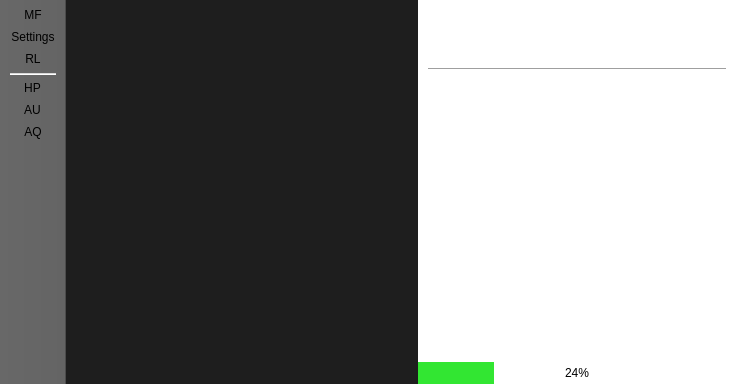
The window that MainWindow.ui (kacerpetr/QRssReader) describes before a commit, drawn with Qt 5.
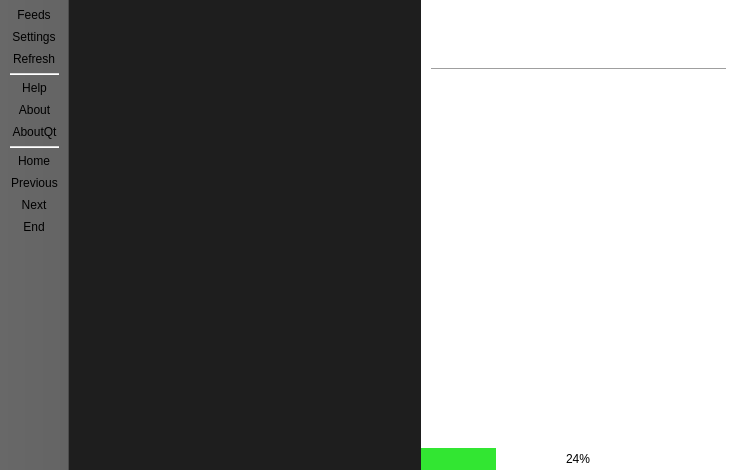
The same window after the commit. Icons and pictures are not drawn.

Patch:
```diff
--- a/MainWindow.ui
+++ b/MainWindow.ui
@@ -7,7 +7,7 @@
     <x>0</x>
     <y>0</y>
     <width>736</width>
-    <height>384</height>
+    <height>470</height>
    </rect>
   </property>
   <property name="windowTitle">
@@ -47,7 +47,10 @@
 	border: 0px;
 	background-color: rgb(50, 230, 50);
 }
-</string>
+
+#toolBar QToolButton:hover{
+	background-color: rgb(70, 70, 70);
+}</string>
   </property>
   <widget class="QWidget" name="centralWidget">
    <layout class="QHBoxLayout" name="horizontalLayout">
@@ -142,7 +145,7 @@
            <x>0</x>
            <y>0</y>
            <width>334</width>
-           <height>341</height>
+           <height>446</height>
           </rect>
          </property>
          <layout class="QVBoxLayout" name="verticalLayout">
@@ -352,16 +355,11 @@
    <addaction name="actionHelp"/>
    <addaction name="actionAbout"/>
    <addaction name="actionAboutQt"/>
-  </widget>
-  <widget class="QMenuBar" name="menuBar">
-   <property name="geometry">
-    <rect>
-     <x>0</x>
-     <y>0</y>
-     <width>736</width>
-     <height>19</height>
-    </rect>
-   </property>
+   <addaction name="separator"/>
+   <addaction name="actionFirst"/>
+   <addaction name="actionPrevious"/>
+   <addaction name="actionNext"/>
+   <addaction name="actionLast"/>
   </widget>
   <action name="actionManageFeeds">
    <property name="icon">
@@ -369,7 +367,7 @@
      <normaloff>:/icons/manage_feeds</normaloff>:/icons/manage_feeds</iconset>
    </property>
    <property name="text">
-    <string>MF</string>
+    <string>Feeds</string>
    </property>
    <property name="toolTip">
     <string>Manage feeds</string>
@@ -381,7 +379,7 @@
      <normaloff>:/icons/help_contents</normaloff>:/icons/help_contents</iconset>
    </property>
    <property name="text">
-    <string>HP</string>
+    <string>Help</string>
    </property>
    <property name="toolTip">
     <string>Application help</string>
@@ -393,7 +391,7 @@
      <normaloff>:/icons/help_about</normaloff>:/icons/help_about</iconset>
    </property>
    <property name="text">
-    <string>AU</string>
+    <string>About</string>
    </property>
    <property name="toolTip">
     <string>About application</string>
@@ -405,7 +403,7 @@
      <normaloff>:/icons/qt5_about</normaloff>:/icons/qt5_about</iconset>
    </property>
    <property name="text">
-    <string>AQ</string>
+    <string>AboutQt</string>
    </property>
    <property name="toolTip">
     <string>About Qt5 framework</string>
@@ -417,7 +415,7 @@
      <normaloff>:/icons/view_refresh</normaloff>:/icons/view_refresh</iconset>
    </property>
    <property name="text">
-    <string>RL</string>
+    <string>Refresh</string>
    </property>
    <property name="toolTip">
     <string>Refresh news</string>
@@ -432,7 +430,43 @@
     <string>Settings</string>
    </property>
    <property name="toolTip">
-    <string>Application settings</string>
+    <string>Settings</string>
+   </property>
+  </action>
+  <action name="actionFirst">
+   <property name="icon">
+    <iconset resource="Icons.qrc">
+     <normaloff>:/icons/arrow_up_double</normaloff>:/icons/arrow_up_double</iconset>
+   </property>
+   <property name="text">
+    <string>Home</string>
+   </property>
+  </action>
+  <action name="actionPrevious">
+   <property name="icon">
+    <iconset resource="Icons.qrc">
+     <normaloff>:/icons/arrow_up</normaloff>:/icons/arrow_up</iconset>
+   </property>
+   <property name="text">
+    <string>Previous</string>
+   </property>
+  </action>
+  <action name="actionNext">
+   <property name="icon">
+    <iconset resource="Icons.qrc">
+     <normaloff>:/icons/arrow_down</normaloff>:/icons/arrow_down</iconset>
+   </property>
+   <property name="text">
+    <string>Next</string>
+   </property>
+  </action>
+  <action name="actionLast">
+   <property name="icon">
+    <iconset resource="Icons.qrc">
+     <normaloff>:/icons/arrow_down_double</normaloff>:/icons/arrow_down_double</iconset>
+   </property>
+   <property name="text">
+    <string>End</string>
    </property>
   </action>
  </widget>
```
Left out of the diff: 12 changed lines with no effect on the pictures.
